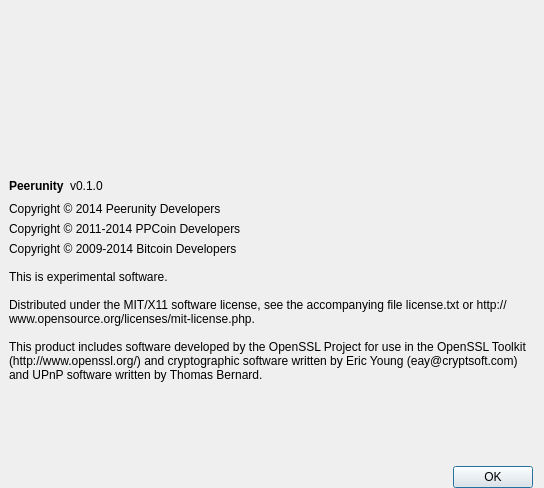
The window that src/qt/forms/aboutdialog.ui (Bitspender/Tamcoin-v2) describes before a commit, drawn with Qt 5.
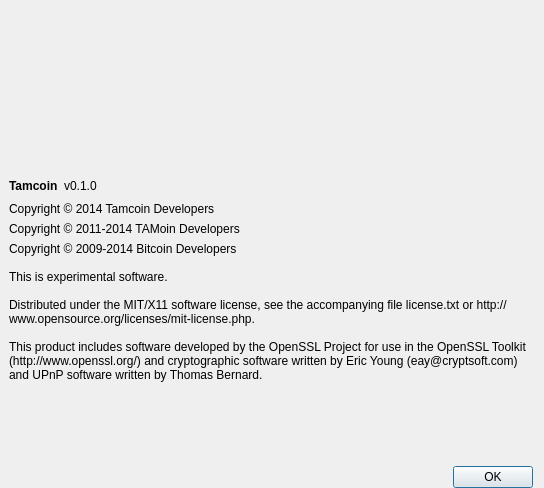
The same window after the commit. Icons and pictures are not drawn.

What changed in the file:
```diff
--- a/src/qt/forms/aboutdialog.ui
+++ b/src/qt/forms/aboutdialog.ui
@@ -72,7 +72,7 @@
        <item>
         <widget class="QLabel" name="label">
          <property name="text">
-          <string>&lt;html&gt;&lt;head/&gt;&lt;body&gt;&lt;p&gt;&lt;span style=&quot; font-weight:600;&quot;&gt;Peerunity&lt;/span&gt;&lt;/p&gt;&lt;/body&gt;&lt;/html&gt;</string>
+          <string>&lt;html&gt;&lt;head/&gt;&lt;body&gt;&lt;p&gt;&lt;span style=&quot; font-weight:600;&quot;&gt;Tamcoin&lt;/span&gt;&lt;/p&gt;&lt;/body&gt;&lt;/html&gt;</string>
          </property>
          <property name="textInteractionFlags">
           <set>Qt::LinksAccessibleByMouse|Qt::TextSelectableByKeyboard|Qt::TextSelectableByMouse</set>
@@ -110,14 +110,14 @@
      <item>
       <widget class="QLabel" name="label_4">
        <property name="text">
-        <string>Copyright © 2014 Peerunity Developers</string>
+        <string>Copyright © 2014 Tamcoin Developers</string>
        </property>
       </widget>
      </item>
      <item>
       <widget class="QLabel" name="label_ppcoin_copyright">
        <property name="text">
-        <string>Copyright © 2011-2014 PPCoin Developers</string>
+        <string>Copyright © 2011-2014 TAMoin Developers</string>
        </property>
        <property name="wordWrap">
         <bool>true</bool>
```
Left out of the diff: 2 changed lines with no effect on the pictures.
